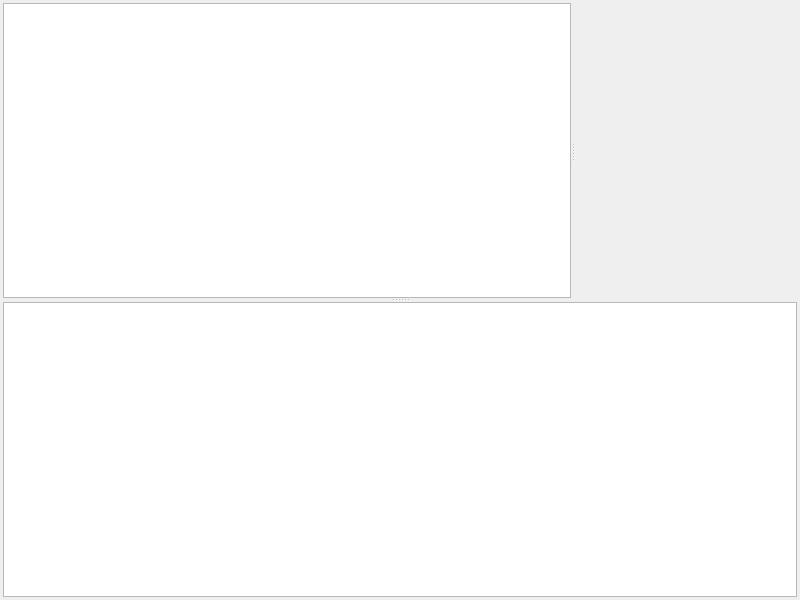
Qt form app/src/mainwindow.ui (VioletGiraffe/ShaderPlayground) before a commit.
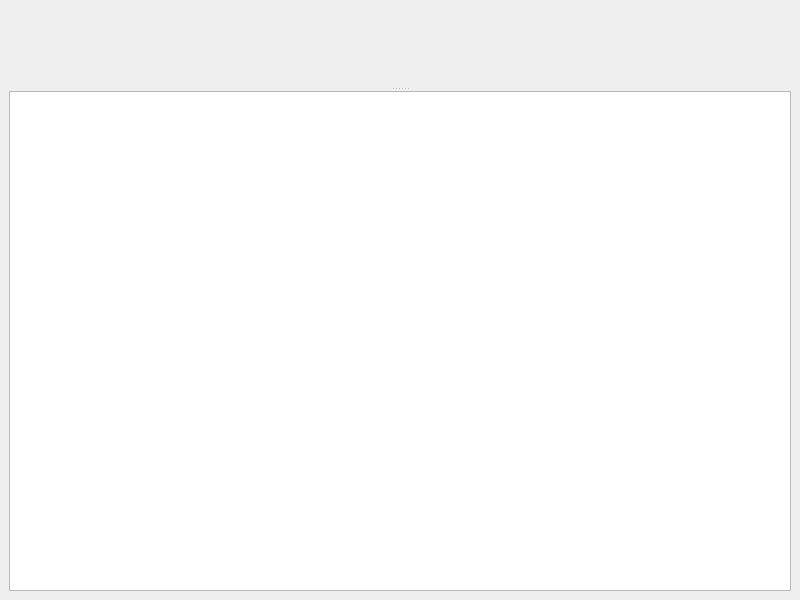
The same form after that commit. Custom widgets are drawn as their Qt base class.

Commit message: Attempt at overlapping widgets

```diff
--- a/app/src/mainwindow.ui
+++ b/app/src/mainwindow.ui
@@ -14,44 +14,13 @@
    <string>Shader Playground</string>
   </property>
   <widget class="QWidget" name="centralwidget">
-   <layout class="QHBoxLayout" name="horizontalLayout" stretch="0">
-    <property name="spacing">
-     <number>0</number>
-    </property>
-    <property name="leftMargin">
-     <number>3</number>
-    </property>
-    <property name="topMargin">
-     <number>3</number>
-    </property>
-    <property name="rightMargin">
-     <number>3</number>
-    </property>
-    <property name="bottomMargin">
-     <number>3</number>
-    </property>
+   <layout class="QVBoxLayout" name="verticalLayout">
     <item>
      <widget class="QSplitter" name="splitter_2">
       <property name="orientation">
        <enum>Qt::Vertical</enum>
       </property>
-      <widget class="QSplitter" name="splitter">
-       <property name="orientation">
-        <enum>Qt::Horizontal</enum>
-       </property>
-       <widget class="QTextEdit" name="fragmentShaderText">
-        <property name="font">
-         <font>
-          <family>Consolas</family>
-          <pointsize>10</pointsize>
-         </font>
-        </property>
-        <property name="lineWrapMode">
-         <enum>QTextEdit::NoWrap</enum>
-        </property>
-       </widget>
-       <widget class="MainWidget" name="glWidget" native="true"/>
-      </widget>
+      <widget class="QWidget" name="shaderWidgetHost" native="true"/>
       <widget class="QPlainTextEdit" name="output">
        <property name="readOnly">
         <bool>true</bool>
@@ -72,14 +41,6 @@
    </property>
   </widget>
  </widget>
- <customwidgets>
-  <customwidget>
-   <class>MainWidget</class>
-   <extends>QWidget</extends>
-   <header>mainwidget.h</header>
-   <container>1</container>
-  </customwidget>
- </customwidgets>
  <resources/>
  <connections/>
 </ui>
```
The commit also changes 6 other files.
